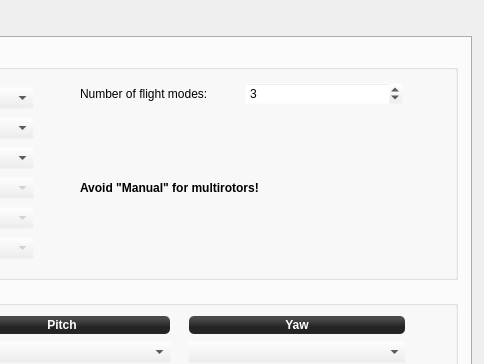
Old version of the form ground/gcs/src/plugins/config/input.ui in the repository d-ronin/dRonin; both pictures show x 396 to 880 and y 0 to 364 of the 880 by 672 pixel window.
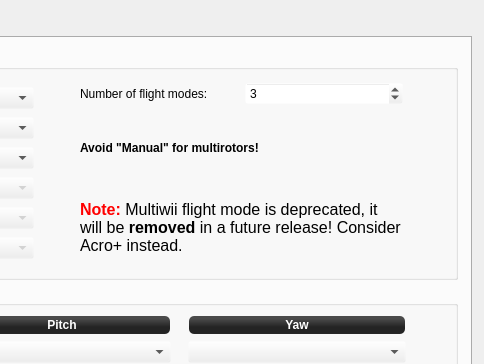
New version of the form. The open tabs and pages were chosen to show the change. Icons and pictures are not drawn.

Patch:
```diff
--- a/ground/gcs/src/plugins/config/input.ui
+++ b/ground/gcs/src/plugins/config/input.ui
@@ -1228,6 +1228,16 @@
                   </property>
                  </widget>
                 </item>
+                <item row="2" column="0">
+                 <widget class="QLabel" name="lblMultiwii">
+                  <property name="text">
+                   <string>&lt;html&gt;&lt;head/&gt;&lt;body&gt;&lt;p&gt;&lt;span style=&quot; font-size:12pt; font-weight:600; color:#ff0000;&quot;&gt;Note:&lt;/span&gt;&lt;span style=&quot; font-size:12pt;&quot;&gt; Multiwii flight mode is deprecated, it will be &lt;/span&gt;&lt;span style=&quot; font-size:12pt; font-weight:600;&quot;&gt;removed&lt;/span&gt;&lt;span style=&quot; font-size:12pt;&quot;&gt; in a future release! Consider Acro+ instead.&lt;/span&gt;&lt;/p&gt;&lt;/body&gt;&lt;/html&gt;</string>
+                  </property>
+                  <property name="wordWrap">
+                   <bool>true</bool>
+                  </property>
+                 </widget>
+                </item>
                </layout>
               </item>
               <item row="2" column="1">
```
Left out of the diff: 3 changed lines with no effect on the pictures.
